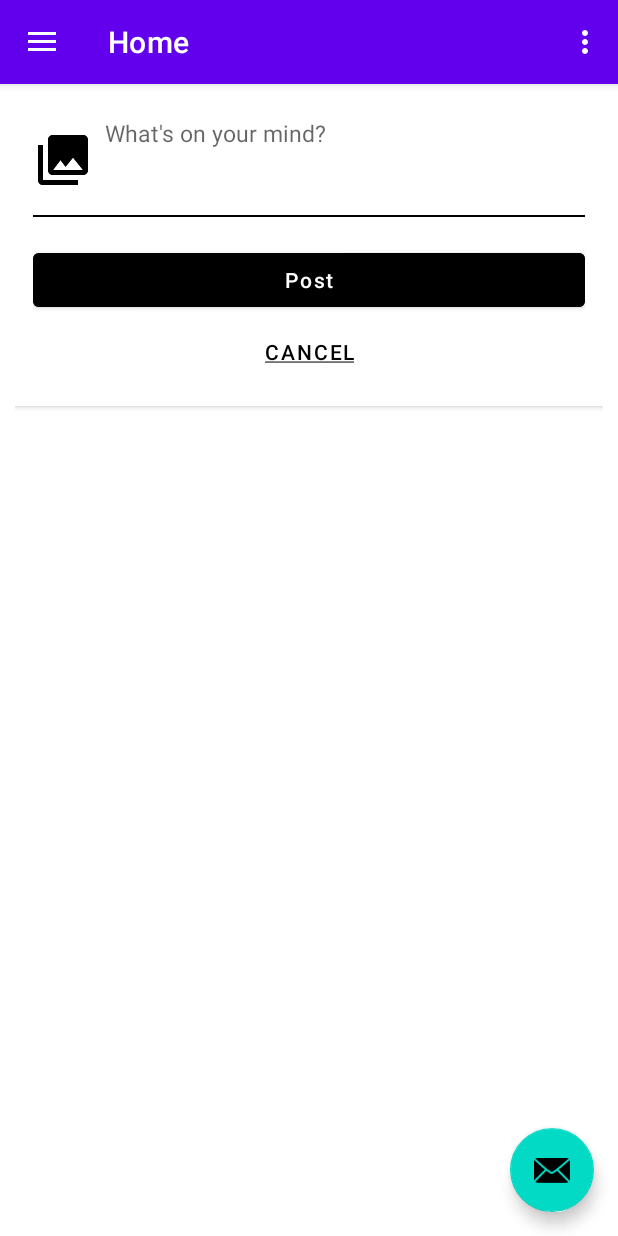
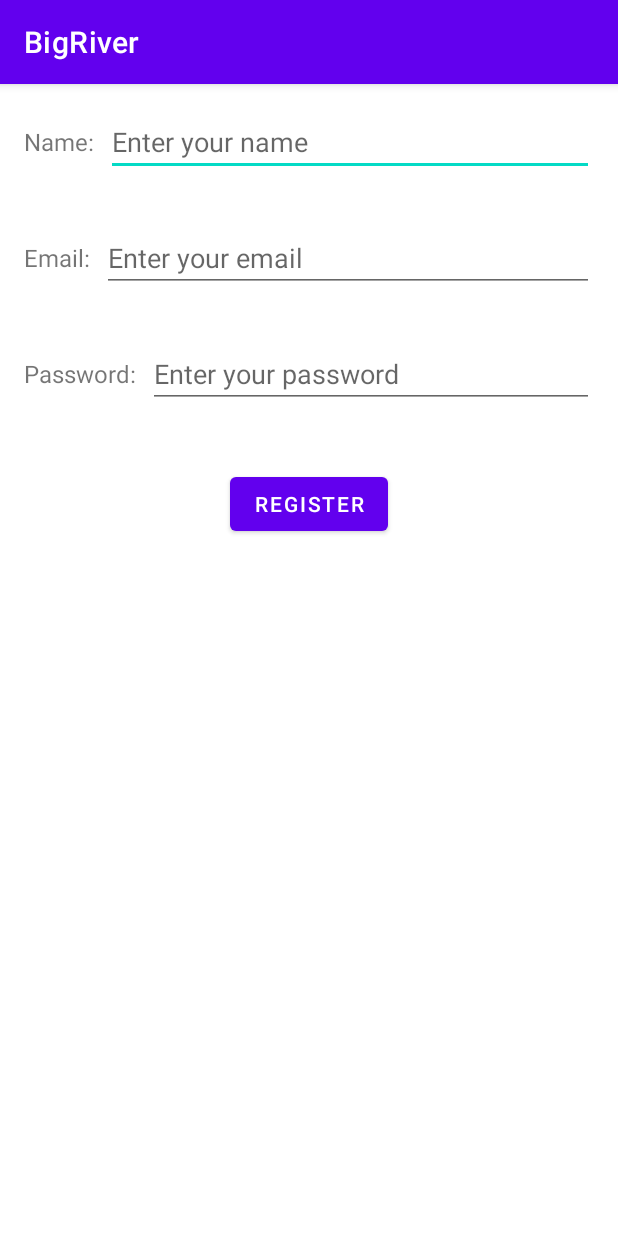
Before and after one commit to fdcivirgilio/bigriver, an Android app: the screen it shows after launch (MainActivity before the commit, RegisterActivity after it), on a phone screen of 412 x 824 dp. Run offline under Robolectric (Android 15) with nearby library versions, the phone set to English and light mode, and no system bars; our stand-ins replace Room's generated code, navigation-ui.

Commit message:
add a sign up page

```diff
--- a/app/build.gradle.kts
+++ b/app/build.gradle.kts
@@ -50,6 +50,8 @@ dependencies {
     implementation(libs.androidx.navigation.fragment.ktx)
     implementation(libs.androidx.navigation.ui.ktx)
     implementation(libs.androidx.fragment)
+    implementation(libs.androidx.activity)
+    implementation(libs.androidx.annotation)
     testImplementation(libs.junit)
     androidTestImplementation(libs.androidx.junit)
     androidTestImplementation(libs.androidx.espresso.core)
--- a/app/src/main/java/com/example/bigriver/MainActivity.kt
+++ b/app/src/main/java/com/example/bigriver/MainActivity.kt
@@ -1,6 +1,7 @@
 package com.example.bigriver
 
 import android.content.Context
+import android.content.Intent
 import android.os.Bundle
 import android.util.Log
 import android.view.Menu
@@ -19,6 +20,7 @@ import com.example.bigriver.databinding.ActivityMainBinding
 import kotlin.text.contains
 import androidx.core.content.edit
 import androidx.fragment.app.viewModels
+import com.example.bigriver.activities.RegisterActivity
 import com.example.bigriver.data.entity.User
 import com.example.bigriver.ui.viewmodel.PostViewModel
 import com.example.bigriver.ui.viewmodel.UserViewModel
@@ -56,33 +58,36 @@ class MainActivity : AppCompatActivity() {
         setupActionBarWithNavController(navController, appBarConfiguration)
         navView.setupWithNavController(navController)
 
-        val prefs = getSharedPreferences("my_prefs", Context.MODE_PRIVATE)
+//        val prefs = getSharedPreferences("my_prefs", Context.MODE_PRIVATE)
+//
+//        if (prefs.contains("user_token")) {
+//            // Preference exists
+//            val value = prefs.getString("user_token", null)
+//            Log.d("HomeFragment", "user_token: $value")
+//            userViewModel.updateUserToken(
+//                userId = 1,
+//                path = value.toString()
+//            )
+//            userViewModel.loadUserByTokenId(value.toString())
+//        } else {
+//            // Preference does not exist
+//            Log.d("HomeFragment", "Preference not found")
+//
+//            val newToken = java.util.UUID.randomUUID().toString()
+//            prefs.edit() {
+//                putString("user_token", newToken)
+//            } // saves asynchronously
+//
+//            userViewModel.updateUserToken(
+//                userId = 1,
+//                path = newToken
+//            )
+//            userViewModel.loadUserByTokenId(newToken.toString())
+//            Log.d("HomeFragment", "Generated new user_token: $newToken")
+//        }
 
-        if (prefs.contains("user_token")) {
-            // Preference exists
-            val value = prefs.getString("user_token", null)
-            Log.d("HomeFragment", "user_token: $value")
-            userViewModel.updateUserToken(
-                userId = 1,
-                path = value.toString()
-            )
-            userViewModel.loadUserByTokenId(value.toString())
-        } else {
-            // Preference does not exist
-            Log.d("HomeFragment", "Preference not found")
-
-            val newToken = java.util.UUID.randomUUID().toString()
-            prefs.edit() {
-                putString("user_token", newToken)
-            } // saves asynchronously
-
-            userViewModel.updateUserToken(
-                userId = 1,
-                path = newToken
-            )
-            userViewModel.loadUserByTokenId(newToken.toString())
-            Log.d("HomeFragment", "Generated new user_token: $newToken")
-        }
+        val intent = Intent(this, RegisterActivity::class.java)
+        startActivity(intent)
     }
 
     override fun onCreateOptionsMenu(menu: Menu): Boolean {
--- /dev/null
+++ b/app/src/main/java/com/example/bigriver/activities/RegisterActivity.kt
@@ -0,0 +1,54 @@
+package com.example.bigriver.activities
+
+import android.os.Bundle
+import android.widget.Toast
+import androidx.activity.enableEdgeToEdge
+import androidx.activity.viewModels
+import androidx.appcompat.app.AppCompatActivity
+import androidx.core.view.ViewCompat
+import androidx.core.view.WindowInsetsCompat
+import com.example.bigriver.databinding.ActivityRegisterBinding
+import com.example.bigriver.ui.viewmodel.UserViewModel
+
+class RegisterActivity : AppCompatActivity() {
+
+    private lateinit var binding: ActivityRegisterBinding
+    private val userViewModel: UserViewModel by viewModels()
+
+    override fun onCreate(savedInstanceState: Bundle?) {
+        super.onCreate(savedInstanceState)
+        enableEdgeToEdge()
+
+        // ✅ Inflate binding
+        binding = ActivityRegisterBinding.inflate(layoutInflater)
+        setContentView(binding.root)
+
+        ViewCompat.setOnApplyWindowInsetsListener(binding.main) { v, insets ->
+            val systemBars = insets.getInsets(WindowInsetsCompat.Type.systemBars())
+            v.setPadding(systemBars.left, systemBars.top, systemBars.right, systemBars.bottom)
+            insets
+        }
+
+        binding.btnRegister.setOnClickListener {
+            val name = binding.etName.text.toString().trim()
+            val email = binding.etEmail.text.toString().trim()
+            val password = binding.etPassword.text.toString().trim()
+
+            if (name.isNotEmpty() && email.isNotEmpty() && password.isNotEmpty()) {
+                userViewModel.insertUser(
+                    name = name,
+                    age = 0,
+                    username = "",
+                    emailAddress = email,
+                    password = password,
+                    userImageURL = "",
+                    userToken = "",
+                )
+
+                Toast.makeText(this, "User registered successfully", Toast.LENGTH_SHORT).show()
+            } else {
+                Toast.makeText(this, "Please fill all fields", Toast.LENGTH_SHORT).show()
+            }
+        }
+    }
+}
--- a/app/src/main/java/com/example/bigriver/ui/users/UserAdapter.kt
+++ b/app/src/main/java/com/example/bigriver/ui/users/UserAdapter.kt
@@ -5,11 +5,11 @@ import android.os.Build
 import android.view.LayoutInflater
 import android.view.View
 import android.view.ViewGroup
+import android.widget.ImageView
 import android.widget.TextView
 import androidx.annotation.RequiresApi
 import androidx.recyclerview.widget.RecyclerView
 import com.example.bigriver.R
-import com.example.bigriver.data.entity.Post
 import com.example.bigriver.data.entity.User
 
 
@@ -22,7 +22,8 @@ class UserAdapter(
 
     inner class UserViewHolder(itemView: View) : RecyclerView.ViewHolder(itemView) {
         val tvUsername: TextView = itemView.findViewById(R.id.tvUsername)
-        val ivProfile: TextView = itemView.findViewById(R.id.ivProfile)
+        val ivProfile: ImageView = itemView.findViewById(R.id.ivProfile)
+        val tvTime: TextView = itemView.findViewById(R.id.tvTime)
     }
 
     override fun onCreateViewHolder(parent: ViewGroup, viewType: Int): UserViewHolder {
@@ -36,8 +37,8 @@ class UserAdapter(
     override fun onBindViewHolder(holder: UserViewHolder, position: Int) {
         val user = users[position]
         holder.tvUsername.text = user.name
-        holder.ivProfile.text = user.userImageURL.toString()
-
+//        holder.ivProfile.text = user.userImageURL.toString()
+        holder.tvTime.text = user.userImageURL
         holder.itemView.setOnClickListener {
             onItemClick(user)
         }
--- a/app/src/main/java/com/example/bigriver/ui/users/UsersFragment.kt
+++ b/app/src/main/java/com/example/bigriver/ui/users/UsersFragment.kt
@@ -1,6 +1,7 @@
 package com.example.bigriver.ui.users
 
 import android.os.Bundle
+import android.util.Log
 import androidx.fragment.app.Fragment
 import android.view.LayoutInflater
 import android.view.View
@@ -9,6 +10,7 @@ import androidx.fragment.app.viewModels
 import androidx.recyclerview.widget.LinearLayoutManager
 import com.example.bigriver.R
 import com.example.bigriver.databinding.FragmentPostsBinding
+import com.example.bigriver.databinding.FragmentUsersBinding
 import com.example.bigriver.ui.viewmodel.PostViewModel
 import com.example.bigriver.ui.viewmodel.UserViewModel
 import kotlin.getValue
@@ -28,10 +30,9 @@ class UsersFragment : Fragment() {
     private var param1: String? = null
     private var param2: String? = null
     private lateinit var adapter: UserAdapter
-    private val postViewModel: PostViewModel by viewModels()
     private val userViewModel: UserViewModel by viewModels()
-    private var _binding: FragmentPostsBinding? = null
-    private val binding get() = _binding!!
+    private var _binding: FragmentUsersBinding? = null
+    private val binding get() = _binding
 
     override fun onCreate(savedInstanceState: Bundle?) {
         super.onCreate(savedInstanceState)
@@ -46,7 +47,8 @@ class UsersFragment : Fragment() {
         savedInstanceState: Bundle?
     ): View? {
         // Inflate the layout for this fragment
-        return inflater.inflate(R.layout.fragment_users, container, false)
+        _binding = FragmentUsersBinding.inflate(inflater, container, false)
+        return binding?.root
     }
 
     override fun onViewCreated(view: View, savedInstanceState: Bundle?) {
@@ -60,14 +62,16 @@ class UsersFragment : Fragment() {
 
 
 
-        binding.recyclerView.layoutManager = LinearLayoutManager(requireContext())
-        binding.recyclerView.adapter = adapter
+        binding?.recyclerViewUsers?.layoutManager = LinearLayoutManager(requireContext())
+        binding?.recyclerViewUsers?.adapter = adapter
 
         userViewModel.loadUsers()
 
         userViewModel.users.observe(viewLifecycleOwner) { users ->
             adapter.setData(users)
         }
+
+
     }
 
 
--- /dev/null
+++ b/app/src/main/res/layout/activity_register.xml
@@ -0,0 +1,108 @@
+<?xml version="1.0" encoding="utf-8"?>
+<androidx.constraintlayout.widget.ConstraintLayout xmlns:android="http://schemas.android.com/apk/res/android"
+    xmlns:app="http://schemas.android.com/apk/res-auto"
+    xmlns:tools="http://schemas.android.com/tools"
+    android:id="@+id/main"
+    android:layout_width="match_parent"
+    android:layout_height="match_parent"
+    tools:context=".activities.RegisterActivity">
+
+    <!-- Name Field -->
+    <LinearLayout
+        android:id="@+id/ll_name"
+        android:layout_width="0dp"
+        android:layout_height="wrap_content"
+        android:orientation="horizontal"
+        android:padding="16dp"
+        app:layout_constraintTop_toTopOf="parent"
+        app:layout_constraintStart_toStartOf="parent"
+        app:layout_constraintEnd_toEndOf="parent">
+
+        <TextView
+            android:id="@+id/tv_name"
+            android:layout_width="wrap_content"
+            android:layout_height="wrap_content"
+            android:text="Name:"
+            android:textSize="16sp"
+            android:layout_gravity="center_vertical"
+            android:layout_marginEnd="8dp"/>
+
+        <EditText
+            android:id="@+id/et_name"
+            android:layout_width="0dp"
+            android:layout_height="wrap_content"
+            android:layout_weight="1"
+            android:hint="Enter your name"
+            android:inputType="textPersonName" />
+    </LinearLayout>
+
+    <!-- Email Field -->
+    <LinearLayout
+        android:id="@+id/ll_email"
+        android:layout_width="0dp"
+        android:layout_height="wrap_content"
+        android:orientation="horizontal"
+        android:padding="16dp"
+        app:layout_constraintTop_toBottomOf="@id/ll_name"
+        app:layout_constraintStart_toStartOf="parent"
+        app:layout_constraintEnd_toEndOf="parent">
+
+        <TextView
+            android:id="@+id/tv_email"
+            android:layout_width="wrap_content"
+            android:layout_height="wrap_content"
+            android:text="Email:"
+            android:textSize="16sp"
+            android:layout_marginEnd="8dp"
+            android:layout_gravity="center_vertical"/>
+
+        <EditText
+            android:id="@+id/et_email"
+            android:layout_width="0dp"
+            android:layout_height="wrap_content"
+            android:layout_weight="1"
+            android:hint="Enter your email"
+            android:inputType="textEmailAddress" />
+    </LinearLayout>
+
+    <!-- Password Field -->
+    <LinearLayout
+        android:id="@+id/ll_password"
+        android:layout_width="0dp"
+        android:layout_height="wrap_content"
+        android:orientation="horizontal"
+        android:padding="16dp"
+        app:layout_constraintTop_toBottomOf="@id/ll_email"
+        app:layout_constraintStart_toStartOf="parent"
+        app:layout_constraintEnd_toEndOf="parent">
+
+        <TextView
+            android:id="@+id/tv_password"
+            android:layout_width="wrap_content"
+            android:layout_height="wrap_content"
+            android:text="Password:"
+            android:textSize="16sp"
+            android:layout_marginEnd="8dp"
+            android:layout_gravity="center_vertical"/>
+
+        <EditText
+            android:id="@+id/et_password"
+            android:layout_width="0dp"
+            android:layout_height="wrap_content"
+            android:layout_weight="1"
+            android:hint="Enter your password"
+            android:inputType="textPassword" />
+    </LinearLayout>
+
+    <!-- Register Button -->
+    <Button
+        android:id="@+id/btn_register"
+        android:layout_width="wrap_content"
+        android:layout_height="wrap_content"
+        android:text="Register"
+        app:layout_constraintTop_toBottomOf="@id/ll_password"
+        app:layout_constraintStart_toStartOf="parent"
+        app:layout_constraintEnd_toEndOf="parent"
+        android:layout_marginTop="24dp" />
+
+</androidx.constraintlayout.widget.ConstraintLayout>
--- a/app/src/main/res/layout/fragment_users.xml
+++ b/app/src/main/res/layout/fragment_users.xml
@@ -5,12 +5,6 @@
     android:layout_height="match_parent"
     tools:context=".ui.users.UsersFragment">
 
-    <!-- TODO: Update blank fragment layout -->
-    <TextView
-        android:layout_width="match_parent"
-        android:layout_height="match_parent"
-        android:text="@string/hello_blank_fragment" />
-
     <androidx.recyclerview.widget.RecyclerView
         android:id="@+id/recyclerViewUsers"
         android:layout_width="match_parent"
--- a/gradle/libs.versions.toml
+++ b/gradle/libs.versions.toml
@@ -13,6 +13,8 @@ lifecycleViewmodelKtx = "2.9.3"
 navigationFragmentKtx = "2.9.0"
 navigationUiKtx = "2.9.0"
 fragment = "1.8.9"
+activity = "1.10.1"
+annotation = "1.9.1"
 
 [libraries]
 androidx-core-ktx = { group = "androidx.core", name = "core-ktx", version.ref = "coreKtx" }
@@ -27,6 +29,8 @@ androidx-lifecycle-viewmodel-ktx = { group = "androidx.lifecycle", name = "lifec
 androidx-navigation-fragment-ktx = { group = "androidx.navigation", name = "navigation-fragment-ktx", version.ref = "navigationFragmentKtx" }
 androidx-navigation-ui-ktx = { group = "androidx.navigation", name = "navigation-ui-ktx", version.ref = "navigationUiKtx" }
 androidx-fragment = { group = "androidx.fragment", name = "fragment", version.ref = "fragment" }
+androidx-activity = { group = "androidx.activity", name = "activity", version.ref = "activity" }
+androidx-annotation = { group = "androidx.annotation", name = "annotation", version.ref = "annotation" }
 
 [plugins]
 android-application = { id = "com.android.application", version.ref = "agp" }
```
Also changed, not shown: app/src/main/AndroidManifest.xml (+5 -6 lines).
